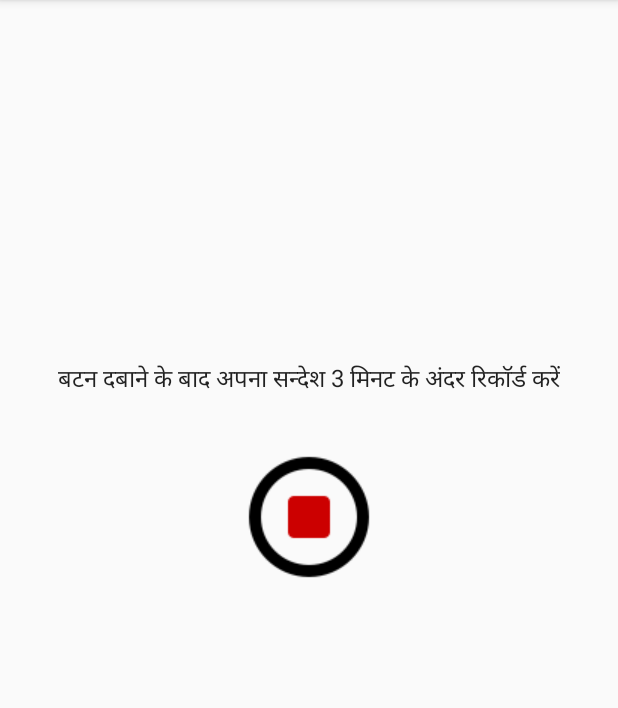
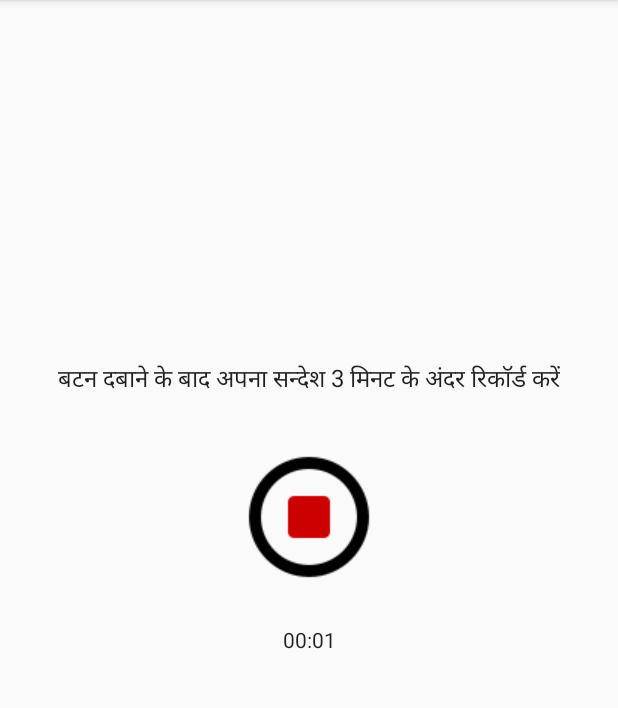
Before and after one commit to anuragshukla06/swara, an Android app: the RecordingScreen screen opened directly, with no data from a screen before it, after a tap on an icon or button, on a phone screen of 412 x 824 dp, the part 84-792 px from its top. Run offline under Robolectric (Android 15) with nearby library versions, the phone set to English and light mode, and no system bars; 3 statements that could not run were skipped.

Commit message:
First Commit

```diff
--- a/app/src/main/java/org/cgnetswara/swara/RecordingScreen.java
+++ b/app/src/main/java/org/cgnetswara/swara/RecordingScreen.java
@@ -1,20 +1,25 @@
 package org.cgnetswara.swara;
 
 import android.content.Context;
+import android.content.SharedPreferences;
 import android.media.MediaMetadataRetriever;
 import android.media.MediaPlayer;
 import android.os.Environment;
+import android.os.SystemClock;
 import android.os.Vibrator;
 import android.support.v7.app.AppCompatActivity;
 import android.os.Bundle;
 import android.util.Log;
 import android.view.View;
+import android.widget.Chronometer;
 import android.widget.ImageButton;
+import android.widget.TextView;
 
 import java.io.File;
 import java.io.FileInputStream;
 import java.io.IOException;
 import java.util.Date;
+import java.util.Map;
 
 public class RecordingScreen extends AppCompatActivity {
     boolean recordState = true;
@@ -23,10 +28,13 @@ public class RecordingScreen extends AppCompatActivity {
     ImageButton playButton;
     ImageButton clearButton;
     ImageButton acceptButton;
+    Chronometer chronometer;
     RecMicToMp3 mRecMicToMp3;
     MediaPlayer audioPlayer;
     String path;
     long audioDuration;
+    SharedPreferences sp;
+    public static final String MyPREFERENCES = "MyPrefs" ;
     String mMainDir;
 
     @Override
@@ -38,17 +46,22 @@ public class RecordingScreen extends AppCompatActivity {
         playButton=findViewById(R.id.imageButton5);
         clearButton=findViewById(R.id.imageButton4);
         acceptButton=findViewById(R.id.imageButton3);
+        chronometer=findViewById(R.id.chronometer);
 
         recordButton.setVisibility(View.VISIBLE);
         playButton.setVisibility(View.INVISIBLE);
         clearButton.setVisibility(View.INVISIBLE);
         acceptButton.setVisibility(View.INVISIBLE);
+        chronometer.setVisibility(View.INVISIBLE);
     }
 
     public void toggleRecording(View view) {//first step in recording
         Vibrator vibe = (Vibrator) getSystemService(Context.VIBRATOR_SERVICE);
         vibe.vibrate(100);
         if(recordState){
+            chronometer.setBase(SystemClock.elapsedRealtime());
+            chronometer.start();
+            chronometer.setVisibility(View.VISIBLE);
             recordButton.setImageResource(R.drawable.stopbtn);
             recordState = false;
             String exstPath = Environment.getExternalStorageDirectory().getAbsolutePath();
@@ -62,6 +75,7 @@ public class RecordingScreen extends AppCompatActivity {
             mRecMicToMp3.start();
         }
         else{
+            chronometer.stop();
             recordButton.setVisibility(View.INVISIBLE);
             recordButton.setImageResource(R.drawable.recordbtn);
             playButton.setVisibility(View.VISIBLE);
@@ -104,6 +118,8 @@ public class RecordingScreen extends AppCompatActivity {
             playButton.setImageResource(R.drawable.pause);
             playState=false;
             audioPlayer = new MediaPlayer();
+            chronometer.setBase(SystemClock.elapsedRealtime());
+            chronometer.start();
             try {
                 audioPlayer.setDataSource("file://"+path);
                 audioPlayer.prepare();
@@ -114,7 +130,6 @@ public class RecordingScreen extends AppCompatActivity {
                         playButton.setImageResource(R.drawable.play);
                         playState=true;
                         stopPlaying();
-                        //chronometer.stop();
                     }
                 });
 
@@ -127,6 +142,8 @@ public class RecordingScreen extends AppCompatActivity {
         }
         else{
             audioPlayer.stop();
+            playButton.setImageResource(R.drawable.play);
+            playState=true;
             stopPlaying();
         }
     }
@@ -135,6 +152,8 @@ public class RecordingScreen extends AppCompatActivity {
         if(audioPlayer!=null) {
             audioPlayer.release();
         }
+        chronometer.stop();
+        chronometer.setBase(SystemClock.elapsedRealtime());
     }
 
     public void onAccept(View view) {
@@ -146,6 +165,18 @@ public class RecordingScreen extends AppCompatActivity {
         acceptButton.setVisibility(View.INVISIBLE);
         recordState=true;
         stopPlaying();
-        //
+        //saving details in shared prefs for audio to be mailed
+        sp = getSharedPreferences(MyPREFERENCES, Context.MODE_PRIVATE);
+        SharedPreferences.Editor editor = sp.edit();
+        editor.putString(path, ""+audioDuration);
+        editor.apply();
+        //********************************************************************************
+        /*code to iterate over sp entries*/
+        Map<String,?> paths = sp.getAll();
+
+        for(Map.Entry<String,?> row : paths.entrySet()){
+            Log.d("map values",row.getKey() + ": " + row.getValue().toString());
+        }
+        //********************************************************************************
     }
 }
--- a/app/src/main/res/layout/activity_recording_screen.xml
+++ b/app/src/main/res/layout/activity_recording_screen.xml
@@ -42,6 +42,7 @@
         app:layout_constraintVertical_bias="0.32" />
 
     <LinearLayout
+        android:id="@+id/linearLayout"
         android:layout_width="wrap_content"
         android:layout_height="wrap_content"
         android:layout_marginStart="8dp"
@@ -87,4 +88,19 @@
             app:srcCompat="@drawable/check" />
 
     </LinearLayout>
+
+    <Chronometer
+        android:id="@+id/chronometer"
+        android:layout_width="wrap_content"
+        android:layout_height="wrap_content"
+        android:layout_marginStart="8dp"
+        android:layout_marginLeft="8dp"
+        android:layout_marginTop="24dp"
+        android:layout_marginEnd="8dp"
+        android:layout_marginRight="8dp"
+        android:text="TextView"
+        app:layout_constraintEnd_toEndOf="parent"
+        app:layout_constraintStart_toStartOf="parent"
+        app:layout_constraintTop_toBottomOf="@+id/linearLayout" />
+
 </android.support.constraint.ConstraintLayout>
```
